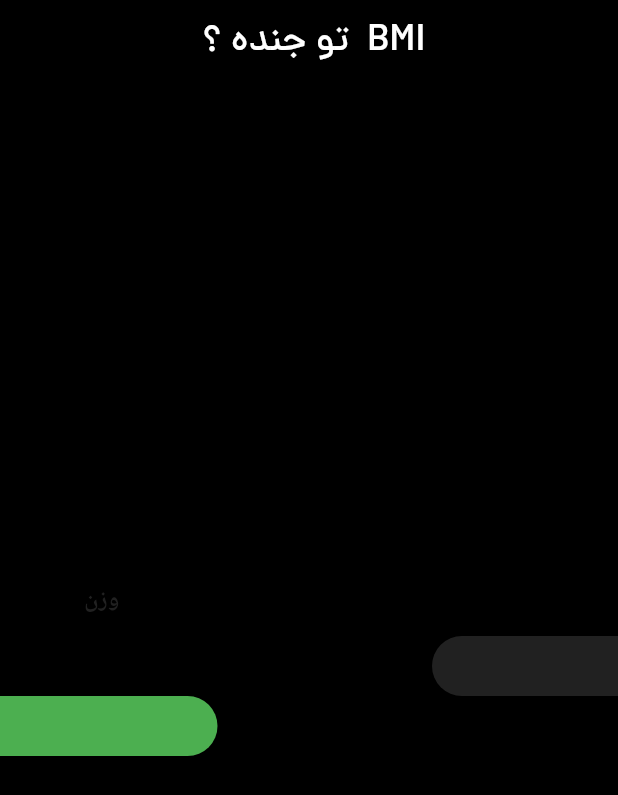
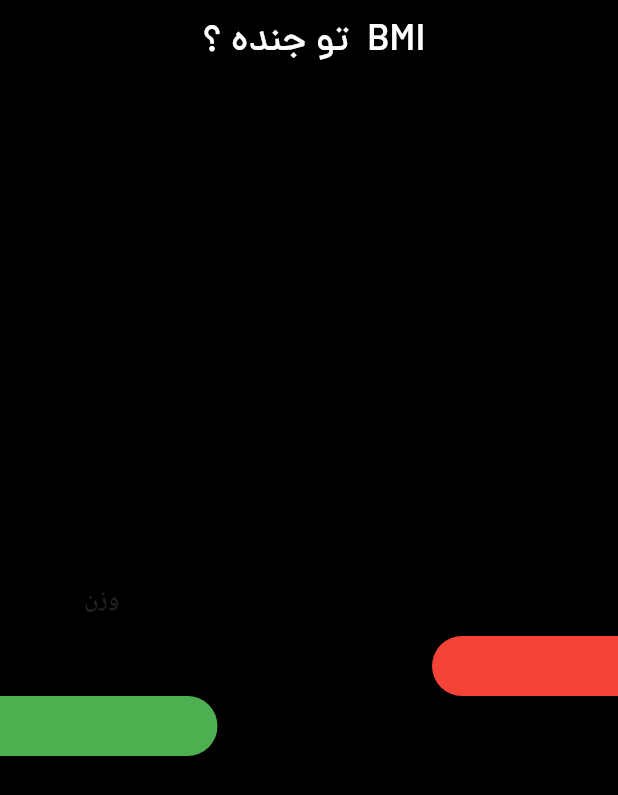
Before and after one commit to Milad-heydarloo/bmi_calculator, a Flutter app: the screen it shows after launch, on a phone screen of 412 x 824 dp. Shown: the top 795 px of the screen. Run offline on Flutter 3.47's test engine with Material 2 defaults, Android fonts, the phone set to English and light mode, and no system bars; our stand-ins replace hexcolor.

Commit message:
send body to out main program

```diff
--- a/lib/main.dart
+++ b/lib/main.dart
@@ -1,4 +1,5 @@
 import 'package:bmi_calculator/constance/constance.dart';
+import 'package:bmi_calculator/screen/test_screen.dart';
 import 'package:bmi_calculator/widget/background_shape_left.dart';
 import 'package:bmi_calculator/widget/background_shape_right.dart';
 import 'package:flutter/material.dart';
@@ -28,32 +29,7 @@ class run_app extends StatelessWidget {
       home: Scaffold(
         backgroundColor: Colors.black,
         appBar: _app_bar(),
-        body: SafeArea(
-          child: Column(mainAxisAlignment: MainAxisAlignment.center, children: [
-            Container(
-              width: 300,
-              child: TextField(
-                decoration: InputDecoration(
-                  //khat rahnama hazf
-                  border: InputBorder.none,
-                  hintText: 'وزن',
-
-                  hintStyle: TextStyle(color: greenback),
-                ),
-                style: TextStyle(
-                  color: greenback,
-                  fontSize: 16,
-                  fontWeight: FontWeight.bold,
-                ),
-                //vorodi chi bashe
-
-                keyboardType: TextInputType.number,
-              ),
-            ),
-            Right_shape(x: 124.0),
-            Left_shape(x: 145.0),
-          ]),
-        ),
+        body: SafeArea(child: screen_app()),
       ),
     );
   }
--- /dev/null
+++ b/lib/screen/test_screen.dart
@@ -0,0 +1,40 @@
+import 'package:flutter/material.dart';
+
+import '../constance/constance.dart';
+import '../widget/background_shape_left.dart';
+import '../widget/background_shape_right.dart';
+
+class screen_app extends StatelessWidget {
+  const screen_app({super.key});
+
+  @override
+  Widget build(BuildContext context) {
+    return Column(
+      mainAxisAlignment: MainAxisAlignment.center,
+      children: [
+        Container(
+          width: 300,
+          child: TextField(
+            decoration: InputDecoration(
+              //khat rahnama hazf
+              border: InputBorder.none,
+              hintText: 'وزن',
+
+              hintStyle: TextStyle(color: greenback),
+            ),
+            style: TextStyle(
+              color: greenback,
+              fontSize: 16,
+              fontWeight: FontWeight.bold,
+            ),
+            //vorodi chi bashe
+
+            keyboardType: TextInputType.number,
+          ),
+        ),
+        Right_shape(x: 124.0),
+        Left_shape(x: 145.0),
+      ],
+    );
+  }
+}
--- a/lib/widget/background_shape_right.dart
+++ b/lib/widget/background_shape_right.dart
@@ -22,7 +22,7 @@ class Right_shape extends StatelessWidget {
                       bottomLeft: Radius.circular(20),
                       topLeft: Radius.circular(20),
                     ),
-                    color: greenback),
+                    color: Colors.red),
           ),
         ],
       ),
```
